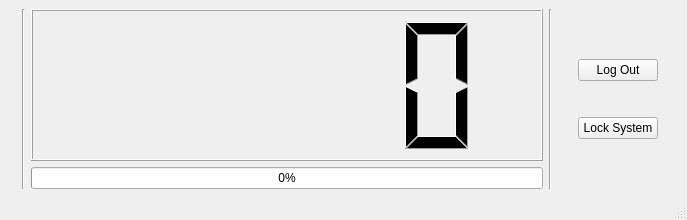
First picture: the form in timerwindow.ui, repository Libki/libki-client, before the edit.
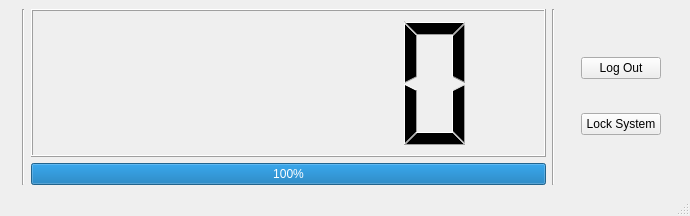
Second picture: the form after the edit. Icons and pictures are not drawn.

The edit to the form file:
```diff
--- a/timerwindow.ui
+++ b/timerwindow.ui
@@ -6,8 +6,8 @@
    <rect>
     <x>0</x>
     <y>0</y>
-    <width>687</width>
-    <height>220</height>
+    <width>690</width>
+    <height>216</height>
    </rect>
   </property>
   <property name="windowTitle">
@@ -65,7 +65,7 @@
       <item>
        <widget class="QProgressBar" name="progressBar">
         <property name="value">
-         <number>0</number>
+         <number>100</number>
         </property>
         <property name="invertedAppearance">
          <bool>false</bool>
```
Left out of the diff: 2 changed lines with no effect on the pictures.
